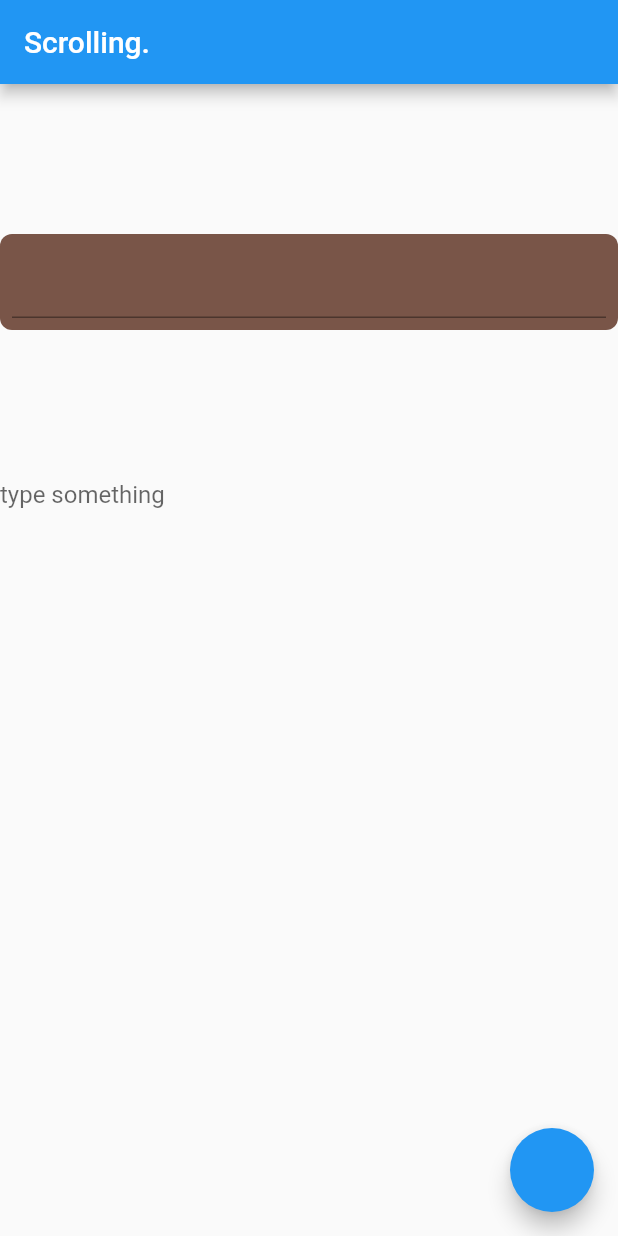
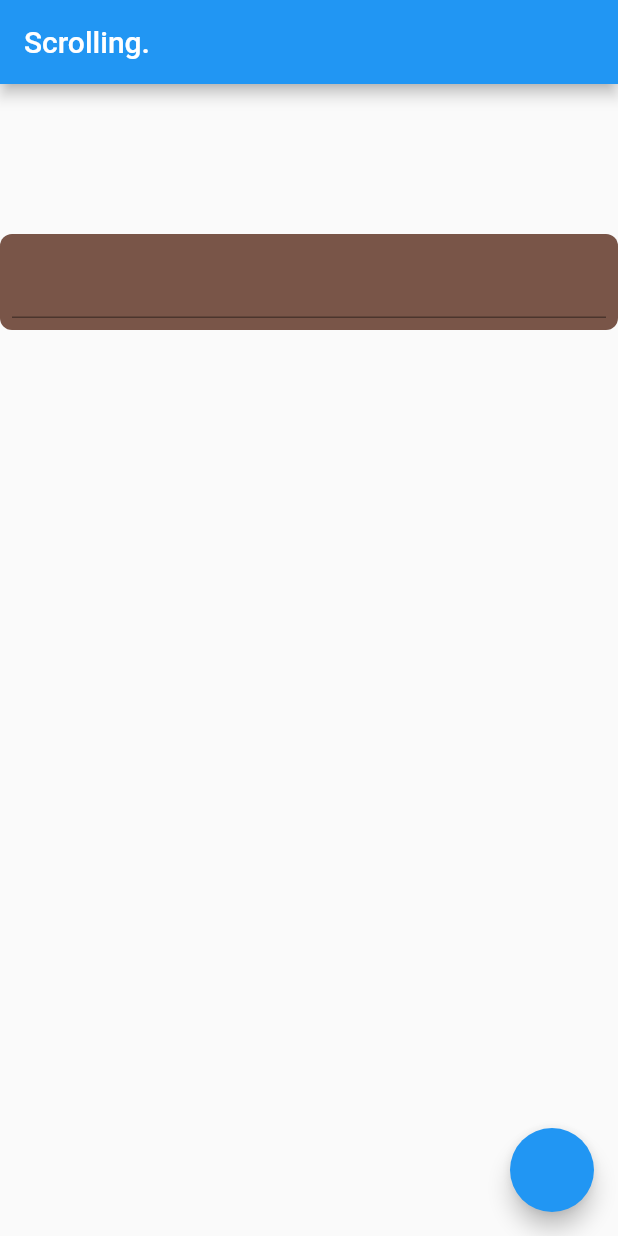
Before and after one commit to Khongchai/modular_customizable_dropdown, a Flutter app: the screen it shows after launch, on a phone screen of 412 x 824 dp. Run offline on Flutter 3.47's test engine with Material 2 defaults, Android fonts, the phone set to English and light mode, and no system bars.

Commit message:
created dropdown_style.dart and refactored dropdown.dart

```diff
--- a/lib/card_x_text_dropdown.dart
+++ /dev/null
@@ -1,183 +0,0 @@
-import "package:flutter/material.dart";
-
-@Deprecated("To be replaced with card_x_dropdown.dart")
-class CardXTextDropdown extends StatefulWidget {
-  //Input variables
-  final String hintText;
-  final EdgeInsets inputPadding;
-
-  ///Provide your preferred pointing-down arrow
-  final Widget trailingArrowDownIcon;
-
-  //Dropdown variables
-  final Color backgroundColor;
-  final double dropdownTopMargin;
-  final List<String> dropdownValues;
-  final Color dropdownBorderColor;
-  final double dropdownBorderThickness;
-  final double dropdownElevation;
-  final double maxHeight;
-  final Function(String selectedValue) onValueSelect;
-
-  ///Provide 1 color in the colors array for a solid, single color
-  final LinearGradient highlightColor;
-
-  const CardXTextDropdown(
-      {required this.onValueSelect,
-      required this.backgroundColor,
-      required this.highlightColor,
-      required this.dropdownElevation,
-      required this.hintText,
-      required this.dropdownValues,
-      required this.inputPadding,
-      required this.dropdownBorderColor,
-      required this.dropdownBorderThickness,
-      required this.maxHeight,
-      required this.trailingArrowDownIcon,
-      this.dropdownTopMargin = 11,
-      Key? key})
-      : super(key: key);
-
-  @override
-  _CardXTextDropdownState createState() => _CardXTextDropdownState();
-}
-
-class _CardXTextDropdownState extends State<CardXTextDropdown> {
-  final TextEditingController _controller = TextEditingController();
-
-  final FocusNode _focusNode = FocusNode();
-
-  late OverlayEntry _overlayEntry;
-
-  final LayerLink _layerLink = LayerLink();
-
-  List<String> valuesToDisplay = [];
-
-  @override
-  void initState() {
-    super.initState();
-
-    _focusNode.addListener(() {
-      if (_focusNode.hasFocus) {
-        _overlayEntry = _buildOverlayEntry();
-        Overlay.of(context)!.insert(_overlayEntry);
-      } else {
-        _overlayEntry.remove();
-      }
-    });
-
-    _controller.addListener(() {
-      setState(() {
-        valuesToDisplay = _filterOutValuesThatDoNotMatchQueryString(
-            queryString: _controller.text,
-            valuesToFilter: widget.dropdownValues);
-      });
-    });
-  }
-
-  @override
-  Widget build(BuildContext context) {
-    return CompositedTransformTarget(
-      link: _layerLink,
-      child: Padding(
-        padding: widget.inputPadding,
-        child: Row(
-          children: [
-            Flexible(
-              child: TextField(
-                  autofocus: false,
-                  textAlignVertical: TextAlignVertical.center,
-                  controller: _controller,
-                  focusNode: _focusNode,
-                  decoration: InputDecoration.collapsed(
-                    hintText: widget.hintText,
-                  )),
-            ),
-          ],
-        ),
-      ),
-    );
-  }
-
-  @override
-  void dispose() {
-    _controller.dispose();
-    _focusNode.dispose();
-    super.dispose();
-  }
-
-  OverlayEntry _buildOverlayEntry() {
-    RenderBox renderBox = context.findRenderObject() as RenderBox;
-    Size size = renderBox.size;
-
-    return OverlayEntry(
-        builder: (context) => SizedBox(
-              width: 1 / 0,
-              height: 1 / 0,
-              child: Stack(
-                children: [
-                  ///TODO, is this necessary? ask the SD Team
-                  // const FullScreenDismissibleArea(),
-                  Positioned(
-                    width: size.width,
-                    child: CompositedTransformFollower(
-                      offset: Offset(0, size.height + widget.dropdownTopMargin),
-                      link: _layerLink,
-                      showWhenUnlinked: false,
-                      child: Container(
-                        constraints: BoxConstraints(
-                          maxHeight: widget.maxHeight,
-                        ),
-                        child: Material(
-                            clipBehavior: Clip.antiAlias,
-                            shape: RoundedRectangleBorder(
-                                borderRadius: BorderRadius.circular(9),
-                                side: BorderSide(
-                                  width: widget.dropdownBorderThickness,
-                                  style: BorderStyle.solid,
-                                  color: widget.dropdownBorderColor,
-                                )),
-                            color: widget.backgroundColor,
-                            elevation: widget.dropdownElevation,
-                            child: ListView.builder(
-                                itemCount: valuesToDisplay.length,
-                                padding: EdgeInsets.zero,
-                                shrinkWrap: true,
-                                itemBuilder: (context, index) {
-                                  return _buildDropdownRow(
-                                      valuesToDisplay[index]);
-                                })),
-                      ),
-                    ),
-                  ),
-                ],
-              ),
-            ));
-  }
-
-  List<String> _filterOutValuesThatDoNotMatchQueryString(
-      {required String queryString, required List<String> valuesToFilter}) {
-    if (queryString == "" || queryString == " ") {
-      return valuesToFilter;
-    }
-
-    RegExp reg = RegExp(
-      "(${RegExp.escape(queryString)})\\S*",
-      caseSensitive: false,
-      multiLine: false,
-    );
-    return valuesToFilter.where((value) => reg.hasMatch(value)).toList();
-  }
-
-  Widget _buildDropdownRow(
-    String str,
-  ) {
-    return ListTile(
-        onTap: () {
-          widget.onValueSelect(str);
-          _controller.text = str;
-          FocusScope.of(context).unfocus();
-        },
-        title: Text(str));
-  }
-}
--- a/lib/dropdown_abstract.dart
+++ /dev/null
@@ -1,41 +0,0 @@
-import "package:flutter/material.dart";
-
-abstract class Dropdown {
-  late final Color borderColor;
-  late final double borderThickness;
-  late final List<String> dropdownValues;
-  late final Function(String selectedValue) onValueSelect;
-  late final BorderRadius borderRadius;
-  late final List<BoxShadow> boxShadow;
-
-  ///Space between the dropdown and the target widget.
-  late final double topMargin;
-
-  ///Your standard material elevation.
-  late final double elevation;
-
-  ///If not given, the dropdown will grow to be as large as the child needs.
-  late final double maxHeight;
-
-  ///Whether or not to collapse the dropdown when a value is selected.
-  late final bool collapseOnSelect;
-
-  ///Allows user to click outside dropdown to dismiss
-  ///
-  ///Setting this to false may cause the dropdown to flow over other elements while scrolling(including the appbar).
-  late final bool barrierDismissible;
-
-  ///The color of a dropdown when tapped
-  late final LinearGradient onTapItemColor;
-
-  ///The dropdown itself does not have a padding, so setting this would be equivalent to setting the dropdown's background color.
-  late final LinearGradient defaultItemColor;
-
-  ///Target to attach the dropdown to
-  late final Widget target;
-
-  late final TextStyle defaultTextStyle;
-
-  ///Style for dropdown text when tapped
-  late final TextStyle onTapTextStyle;
-}
--- a/lib/main.dart
+++ b/lib/main.dart
@@ -1,7 +1,6 @@
 import 'package:flutter/cupertino.dart';
 import 'package:flutter/material.dart';
 import 'package:flutter/rendering.dart';
-import 'package:really_customizable_dropdown/card_x_text_dropdown.dart';
 import 'package:really_customizable_dropdown/text_dropdown.dart';
 
 void main() => runApp(const MyApp());
@@ -64,21 +63,7 @@ class MyAppState extends State<MyApp> {
                 ),
               ),
               focusNode: _focusNode,
-            ),
-            const SizedBox(height: 100),
-            CardXTextDropdown(
-                onValueSelect: (newValue) => debugPrint(newValue),
-                backgroundColor: Colors.blue,
-                highlightColor:
-                    const LinearGradient(colors: [Colors.red, Colors.white]),
-                dropdownElevation: 2,
-                hintText: "type something",
-                dropdownValues: values,
-                inputPadding: EdgeInsets.zero,
-                dropdownBorderColor: Colors.grey,
-                dropdownBorderThickness: 2,
-                maxHeight: 300,
-                trailingArrowDownIcon: const Icon(Icons.arrow_back))
+            )
           ]),
         ),
         floatingActionButton: Opacity(
--- a/lib/text_dropdown.dart
+++ b/lib/text_dropdown.dart
@@ -1,8 +1,8 @@
 import "package:flutter/material.dart";
 import 'package:really_customizable_dropdown/utils/filter_out_values_that_do_not_match_query_string.dart';
 
-import 'full_screen_dismissible_area.dart';
-import 'list_tile_that_changes_color_on_tap.dart';
+import 'widgets/full_screen_dismissible_area.dart';
+import 'widgets/list_tile_that_changes_color_on_tap.dart';
 
 ///A dropdown extension for a text widget.
 ///
```
Also changed, not shown: lib/dropdown.dart (+17 -64 lines), lib/utils/dropdown_style.dart (added, +58 -0 lines), lib/widgets/full_screen_dismissible_area.dart (renamed from lib/full_screen_dismissible_area.dart), lib/widgets/list_tile_that_changes_color_on_tap.dart (renamed from lib/list_tile_that_changes_color_on_tap.dart), 1 other file.
